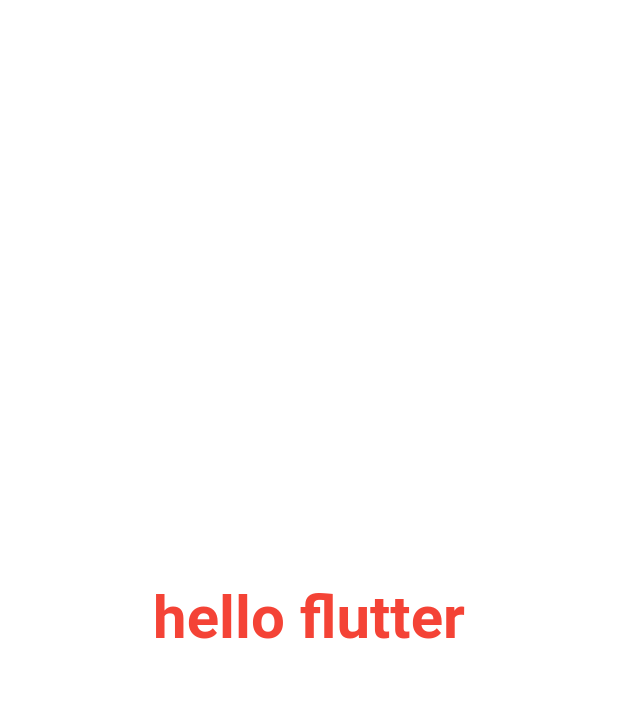
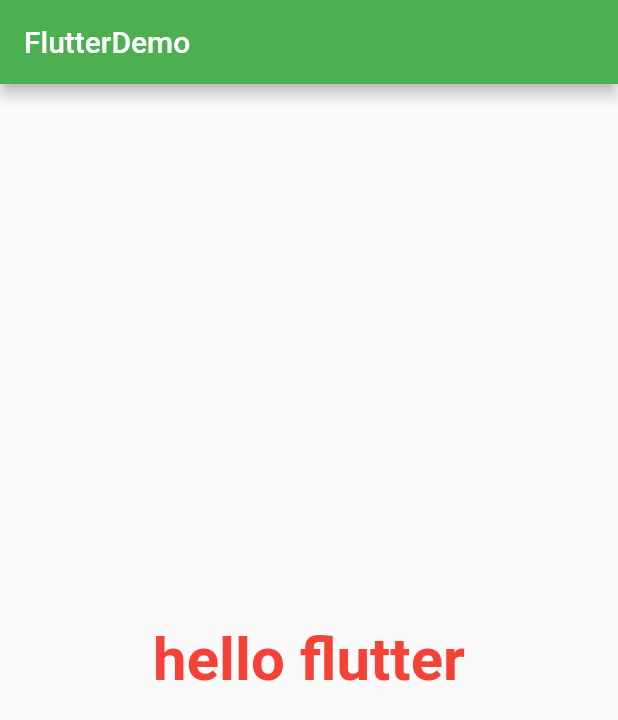
Before and after one commit to Louisiu/Flutter-Code, a Flutter app: the screen it shows after launch, on a phone screen of 412 x 824 dp. Shown: the top 720 px of the screen. Run offline on Flutter 3.47's test engine with Material 2 defaults, Android fonts, the phone set to English and light mode, and no system bars.

```diff
--- a/hello_flutter/lib/main.dart
+++ b/hello_flutter/lib/main.dart
@@ -7,8 +7,26 @@ import 'package:flutter/material.dart';
 
 void main() {
   runApp(Center(
-    child: MyWidget(),
+    child: App(),
   ));
+}
+
+class App extends StatelessWidget {
+  @override
+  Widget build(BuildContext context) {
+    // TODO: implement build
+    return MaterialApp(
+      home: Scaffold(
+        appBar: AppBar(// 导航条
+          title: Text('FlutterDemo'),
+        ),
+        body: MyWidget(),
+      ),
+      theme: ThemeData(
+        primaryColor: Colors.green,
+      ),
+    );
+  }
 }
 
 // 一个 Widget 就是一个类
```
